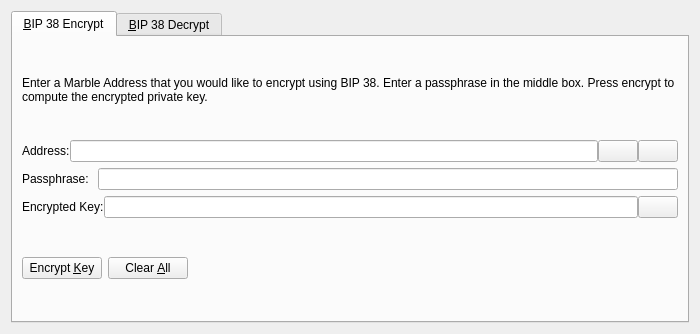
3v3rt0n/MarbleCoin, file src/qt/forms/bip38tooldialog.ui: the form before one commit.
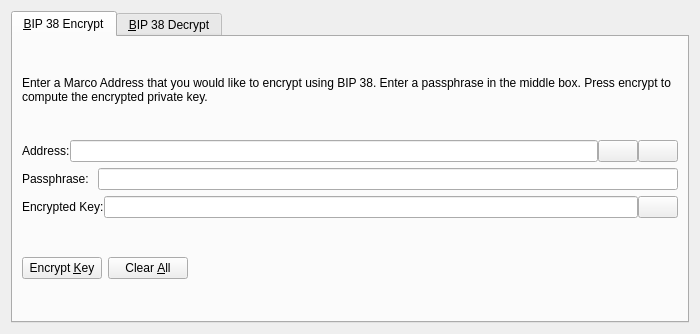
The form after the commit. The open tabs and pages were chosen to show the change. Icons and pictures are not drawn. Custom widgets are drawn as their Qt base class.

Commit message:
Change to Marco Polo Coin
Change to Marco Polo Coin

Diff of the .ui file:
```diff
--- a/src/qt/forms/bip38tooldialog.ui
+++ b/src/qt/forms/bip38tooldialog.ui
@@ -30,7 +30,7 @@
        <item>
         <widget class="QLabel" name="infoLabel_ENC">
          <property name="text">
-          <string>Enter a Marble Address that you would like to encrypt using BIP 38. Enter a passphrase in the middle box. Press encrypt to compute the encrypted private key.</string>
+          <string>Enter a Marco Address that you would like to encrypt using BIP 38. Enter a passphrase in the middle box. Press encrypt to compute the encrypted private key.</string>
          </property>
          <property name="textFormat">
           <enum>Qt::PlainText</enum>
```
Left out of the diff: 24 changed lines with no effect on the pictures. The commit also changes 362 other files.
